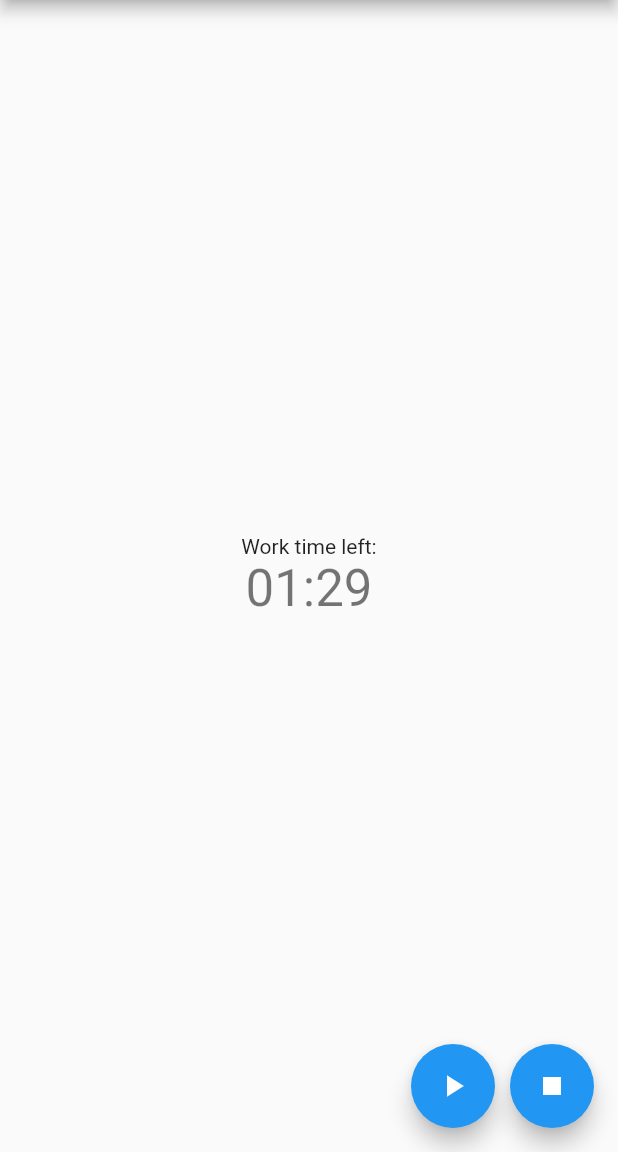
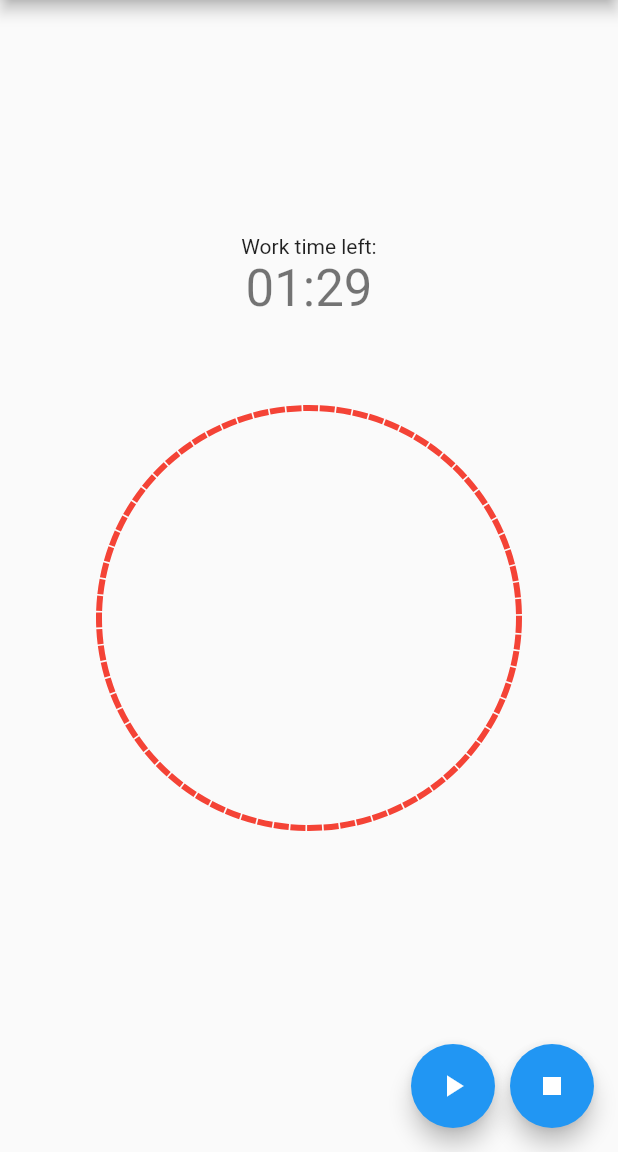
Before and after one commit to mfmohamadfaez/pomodoro, a Flutter app: the screen it shows after launch, after a tap on the "play arrow" icon, on a phone screen of 412 x 824 dp, the part 84-1236 px from its top. Run offline on Flutter 3.47's test engine with Material 2 defaults, Android fonts, the light colour scheme and no system bars; our stand-ins replace audioplayers.

Commit message:
draw circle for timer

```diff
--- a/lib/main.dart
+++ b/lib/main.dart
@@ -1,9 +1,11 @@
 import 'dart:async';
+import 'dart:ui';
 
 import 'package:flutter/material.dart';
 import 'package:flutter/services.dart';
 import 'package:audioplayers/audioplayers.dart';
 import 'package:intl/intl.dart';
+import 'dart:math' as math;
 
 void main() => runApp(MyApp());
 
@@ -89,11 +91,12 @@ class _MyHomePageState extends State<MyHomePage> {
             });
           }
         }
+        print('$_minWorkTime:$_secWorkTime');
       },
     );
   }
 
-  void stopTimer(){
+  void stopTimer() {
     _timer.cancel();
   }
 
@@ -128,20 +131,6 @@ class _MyHomePageState extends State<MyHomePage> {
         // Center is a layout widget. It takes a single child and positions it
         // in the middle of the parent.
         child: Column(
-          // Column is also a layout widget. It takes a list of children and
-          // arranges them vertically. By default, it sizes itself to fit its
-          // children horizontally, and tries to be as tall as its parent.
-          //
-          // Invoke "debug painting" (press "p" in the console, choose the
-          // "Toggle Debug Paint" action from the Flutter Inspector in Android
-          // Studio, or the "Toggle Debug Paint" command in Visual Studio Code)
-          // to see the wireframe for each widget.
-          //
-          // Column has various properties to control how it sizes itself and
-          // how it positions its children. Here we use mainAxisAlignment to
-          // center the children vertically; the main axis here is the vertical
-          // axis because Columns are vertical (the cross axis would be
-          // horizontal).
           mainAxisAlignment: MainAxisAlignment.center,
           children: <Widget>[
             Text(
@@ -151,11 +140,20 @@ class _MyHomePageState extends State<MyHomePage> {
               '$strMinWorkTime:$strSecWorkTime',
               style: Theme.of(context).textTheme.headline4,
             ),
+            Stack(children: [
+              // Align(alignment: Alignment.center, child: Text('HELLO')),
+              Container(
+                width: 400,
+                height: 400,
+                child: CustomPaint(
+                  painter: DashLinePainter(),
+                ),
+              ),
+            ])
           ],
         ),
       ),
-      floatingActionButton:
-      Row(
+      floatingActionButton: Row(
         mainAxisAlignment: MainAxisAlignment.end,
         children: [
           FloatingActionButton(
@@ -174,3 +172,67 @@ class _MyHomePageState extends State<MyHomePage> {
     );
   }
 }
+
+class OpenPainter extends CustomPainter {
+  @override
+  void paint(Canvas canvas, Size size) {
+    var paint1 = Paint()
+      ..color = Color(0xffaa44aa)
+      ..strokeCap = StrokeCap.round
+      ..strokeWidth = 10
+      ..style = PaintingStyle.stroke;
+
+    var path1 = Path()
+      ..moveTo(10, 10)
+      ..arcToPoint(Offset(size.width - 10, size.height - 10),
+          radius: Radius.circular(math.max(size.width, size.height)));
+
+    // canvas.drawCircle(Offset(200, 200), 100, paint1);
+    canvas.drawPath(path1, paint1);
+  }
+
+  @override
+  bool shouldRepaint(CustomPainter oldDelegate) => false;
+}
+
+class DashLinePainter extends CustomPainter {
+  final double progress = 50.00;
+
+  // DashLinePainter({this.progress});
+
+  Paint _paint = Paint()
+    ..color = Colors.red
+    ..strokeWidth = 4.0
+    ..style = PaintingStyle.stroke
+    ..strokeJoin = StrokeJoin.round;
+
+  @override
+  void paint(Canvas canvas, Size size) {
+    var path = Path()
+      ..addOval(Rect.fromCircle(center: Offset(200, 200), radius: 140.0));
+
+    Path dashPath = Path();
+
+    double dashWidth = 10.0;
+    double dashSpace = 100 / 90;
+    double distance = 0.0;
+
+    for (PathMetric pathMetric in path.computeMetrics()) {
+      while (distance < pathMetric.length) {
+        dashPath.addPath(
+          pathMetric.extractPath(distance, distance + dashWidth),
+          Offset.zero,
+        );
+        distance += dashWidth;
+        distance += dashSpace;
+      }
+    }
+    canvas.drawPath(dashPath, _paint);
+    // canvas.drawPath(path, _paint);
+  }
+
+  @override
+  bool shouldRepaint(DashLinePainter oldDelegate) {
+    return oldDelegate.progress != progress;
+  }
+}
```
